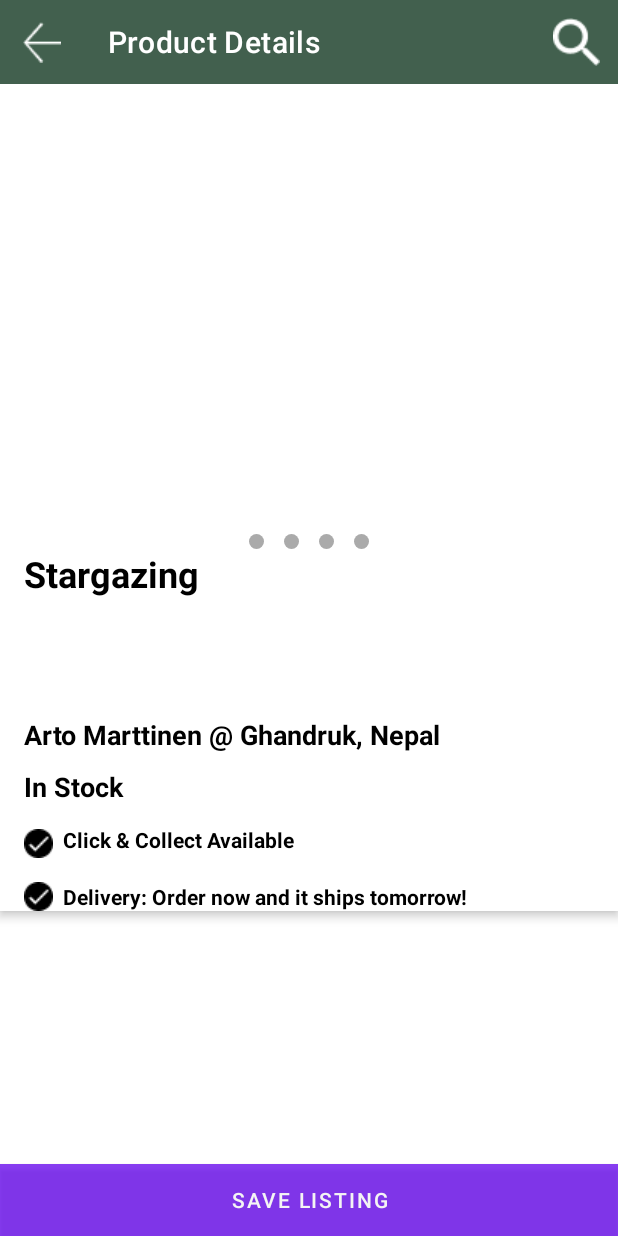
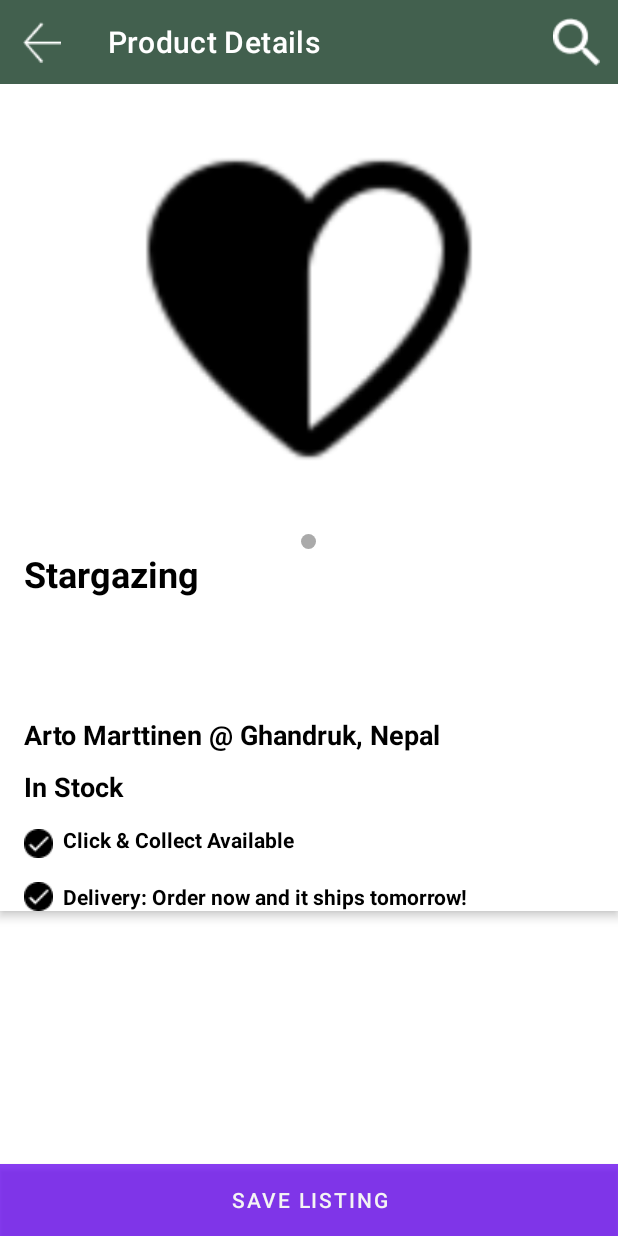
Before and after one commit to Ray-F/se306-galleria, an Android app: the screen it shows after launch (ProductDetailsActivity), on a phone screen of 412 x 824 dp. Run offline under Robolectric (Android 15) with nearby library versions, the phone set to English and light mode, and no system bars; our stand-ins replace Firebase (no records; nobody signed in at launch, a user with empty details on screens opened directly), RxJava, navigation-ui; 1 statement that could not run was skipped.

Commit message:
Allow for image views in viewpager to update live

```diff
--- a/app/src/main/java/nz/ac/aucklanduni/softeng306/team17/galleria/view/ProductDetailsActivity.java
+++ b/app/src/main/java/nz/ac/aucklanduni/softeng306/team17/galleria/view/ProductDetailsActivity.java
@@ -1,5 +1,7 @@
 package nz.ac.aucklanduni.softeng306.team17.galleria.view;
 
+import android.graphics.Bitmap;
+import android.graphics.BitmapFactory;
 import android.os.Bundle;
 
 import androidx.appcompat.app.AppCompatActivity;
@@ -9,6 +11,9 @@ import androidx.viewpager.widget.ViewPager;
 import android.widget.ImageView;
 import android.widget.LinearLayout;
 import android.widget.TextView;
+
+import java.util.ArrayList;
+import java.util.List;
 
 import nz.ac.aucklanduni.softeng306.team17.galleria.GalleriaApplication;
 import nz.ac.aucklanduni.softeng306.team17.galleria.R;
@@ -34,7 +39,7 @@ public class ProductDetailsActivity extends AppCompatActivity {
     int totalDots;
     ImageView[] dotView;
 
-    int[] imagesArray;
+    List<Bitmap> imagesArray;
 
     ViewPagerAdapter imageViewPageAdapter;
     ProductDetailsViewModel viewModel;
@@ -59,12 +64,37 @@ public class ProductDetailsActivity extends AppCompatActivity {
 
         buttonsSlide = findViewById(R.id.threeDots);
 
-        imagesArray = new int[4];
+        imagesArray = new ArrayList<Bitmap>();
+
+        // We need a default bitmap and imagesArray must have at least one value at position 0 to load.
+        Bitmap defaultBitmap = BitmapFactory.decodeResource(this.getResources(),
+                R.drawable.heart_icon);
+        imagesArray.add(defaultBitmap);
+
         imageViewPageAdapter = new ViewPagerAdapter(ProductDetailsActivity.this, imagesArray);
 
         imageViewPage.setAdapter(imageViewPageAdapter);
 
         viewModel = ((GalleriaApplication) getApplication()).diProvider.productDetailsViewModel;
+
+        // Will have to have a method of passing a value for this from other screen's (on click)
+        viewModel.getSingleProduct("QcVejefcac104q3pOWUu").observe(
+                this, data -> {
+                    System.out.println("Single product returned successfully");
+
+                    imagesArray = new ArrayList<Bitmap>();
+                    imagesArray.add(data.getHeroImage());
+                    imageViewPageAdapter.setImages(imagesArray);
+
+                    productDetailsName.setText(data.getName());
+                    productDetailsPrice.setText(Float.toString(data.getPrice()) + " " + data.getCurrencyCode().toString());
+                    productDetailDescription.setText(data.getTagline());
+                    productDetailsArtist.setText("Default Artist Name");
+                    // set stock level based on if inventory == 0 or not.
+
+                    imageViewPageAdapter.notifyDataSetChanged();
+                }
+        );
 
         totalDots = imageViewPageAdapter.getCount();
 
@@ -79,19 +109,6 @@ public class ProductDetailsActivity extends AppCompatActivity {
 
             buttonsSlide.addView(dotView[i], parameters);
         }
-
-        // Will have to have a method of passing a value for this from other screen's (on click)
-        viewModel.getSingleProduct("QcVejefcac104q3pOWUu").observe(
-                this, data -> {
-                    System.out.println("Single product returned successfully");
-                    // Not sure how to set images for the image component
-                    productDetailsName.setText(data.getName());
-                    productDetailsPrice.setText(Float.toString(data.getPrice()) + " " + data.getCurrencyCode().toString());
-                    productDetailDescription.setText(data.getTagline());
-                    productDetailsArtist.setText("Default Artist Name");
-                    // set stock level based on if inventory == 0 or not.
-                }
-        );
 
         dotView[0].setImageDrawable(ContextCompat.getDrawable(getApplicationContext(), R.drawable.dot_for_viewpager));
 
--- a/app/src/main/java/nz/ac/aucklanduni/softeng306/team17/galleria/view/ViewPagerAdapter.java
+++ b/app/src/main/java/nz/ac/aucklanduni/softeng306/team17/galleria/view/ViewPagerAdapter.java
@@ -1,6 +1,7 @@
 package nz.ac.aucklanduni.softeng306.team17.galleria.view;
 
 import android.content.Context;
+import android.graphics.Bitmap;
 import android.view.LayoutInflater;
 import android.view.View;
 import android.view.ViewGroup;
@@ -12,8 +13,7 @@ import androidx.viewpager.widget.PagerAdapter;
 import nz.ac.aucklanduni.softeng306.team17.galleria.R;
 
 
-
-
+import java.util.List;
 import java.util.Objects;
 
 public class ViewPagerAdapter extends PagerAdapter {
@@ -22,18 +22,28 @@ public class ViewPagerAdapter extends PagerAdapter {
 
     private LayoutInflater mLayoutInflater;
 
-    private int[] images;
+    private List<Bitmap> images;
 
-    public ViewPagerAdapter(Context context, int[] images) {
+    public ViewPagerAdapter(Context context, List<Bitmap> images) {
         this.context = context;
         this.images = images;
         mLayoutInflater = (LayoutInflater) context.getSystemService(Context.LAYOUT_INFLATER_SERVICE);
     }
 
+    public void setImages(List<Bitmap> bitmaps) {
+        this.images = bitmaps;
+    }
+
+    @Override
+    public int getItemPosition(Object object) {
+        // Overriding this method forces adapter to reload views when dataset changed. Requires further testing.
+        return POSITION_NONE;
+    }
+
     @Override
     public int getCount() {
         // return the number of images
-        return images.length;
+        return images.size();
     }
 
     @Override
@@ -49,7 +59,7 @@ public class ViewPagerAdapter extends PagerAdapter {
 
         ImageView imageView = (ImageView) itemView.findViewById(R.id.imageViewMain);
 
-        imageView.setImageResource(images[position]);
+        imageView.setImageBitmap(images.get(position));
 
         Objects.requireNonNull(container).addView(itemView);
 
```
